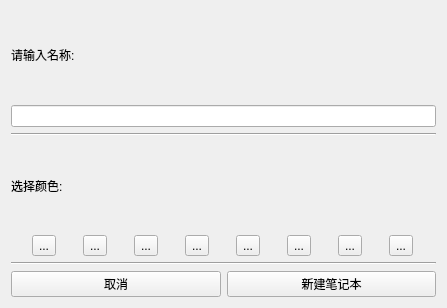
Before: the Qt Designer form App/windows/newnotegroupform.ui in kevinWu7/LifeNote, drawn with Qt 5.
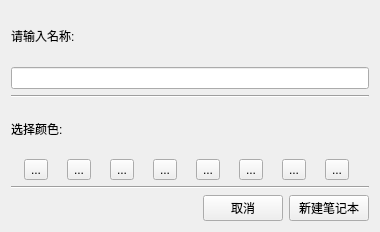
After: the same form once the commit is applied.

Commit message: adjust UI:newnotegroundform

What changed in the file:
```diff
--- a/App/windows/newnotegroupform.ui
+++ b/App/windows/newnotegroupform.ui
@@ -6,8 +6,8 @@
    <rect>
     <x>0</x>
     <y>0</y>
-    <width>447</width>
-    <height>308</height>
+    <width>380</width>
+    <height>232</height>
    </rect>
   </property>
   <property name="windowTitle">
@@ -16,6 +16,9 @@
   <layout class="QVBoxLayout" name="verticalLayout">
    <item>
     <widget class="QLabel" name="label">
+     <property name="styleSheet">
+      <string notr="true"/>
+     </property>
      <property name="text">
       <string>请输入名称:</string>
      </property>
@@ -33,6 +36,9 @@
    </item>
    <item>
     <widget class="QLabel" name="label_2">
+     <property name="styleSheet">
+      <string notr="true"/>
+     </property>
      <property name="text">
       <string>选择颜色:</string>
      </property>
@@ -107,6 +113,19 @@
    </item>
    <item>
     <layout class="QHBoxLayout" name="horizontalLayout_2">
+     <item>
+      <spacer name="horizontalSpacer">
+       <property name="orientation">
+        <enum>Qt::Horizontal</enum>
+       </property>
+       <property name="sizeHint" stdset="0">
+        <size>
+         <width>40</width>
+         <height>20</height>
+        </size>
+       </property>
+      </spacer>
+     </item>
      <item>
       <widget class="QPushButton" name="cancleBtn">
        <property name="text">
@@ -116,6 +135,9 @@
      </item>
      <item>
       <widget class="QPushButton" name="okBtn">
+       <property name="styleSheet">
+        <string notr="true"/>
+       </property>
        <property name="text">
         <string>新建笔记本</string>
        </property>
```
The commit also changes 2 other files.
